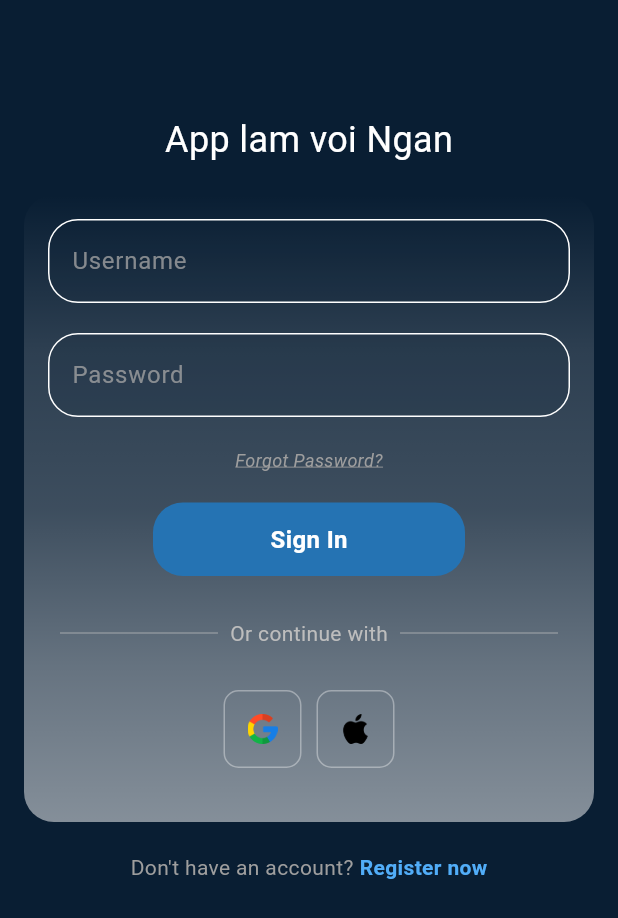
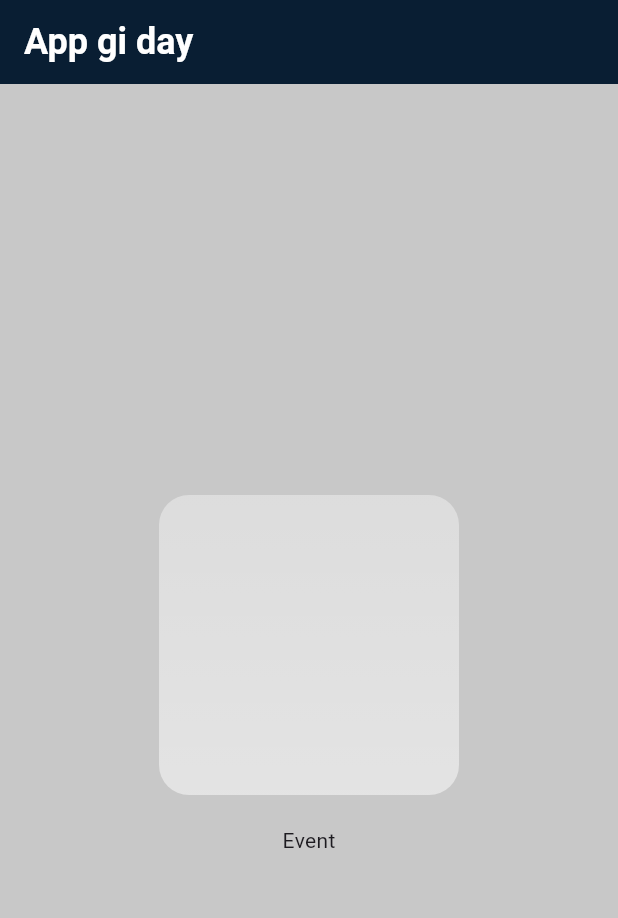
Before and after one commit to FanchonSora/Event-Management-Web, a Flutter app: the screen it shows after launch, on a phone screen of 412 x 824 dp. Shown: the top 918 px of the screen. Run offline on Flutter 3.47's test engine with Material 3 defaults, Android fonts, the phone set to English and light mode, and no system bars; our stand-ins replace geolocator, logger.

Commit message:
added home page

```diff
--- a/mobile/lib/main.dart
+++ b/mobile/lib/main.dart
@@ -1,5 +1,7 @@
 import 'package:flutter/material.dart';
 import 'package:mobile/pages/login_page.dart';
+import 'package:mobile/logging.dart';
+import 'package:mobile/pages/home_page.dart';
 
 void main() {
   runApp(const MyApp());
@@ -16,7 +18,7 @@ class MyApp extends StatelessWidget {
         colorScheme: ColorScheme.fromSeed(seedColor: Colors.deepPurple),
         useMaterial3: true,
       ),
-      home: LoginPage(),
+      home: const HomePage(),
     );
   }
 }
--- /dev/null
+++ b/mobile/lib/pages/home_page.dart
@@ -0,0 +1,60 @@
+import 'package:flutter/material.dart';
+import 'package:flutter/widgets.dart';
+
+class HomePage extends StatelessWidget {
+  const HomePage({super.key});
+
+  @override
+  Widget build(BuildContext context) {
+    return Scaffold(
+      appBar: AppBar(
+        title: const Text(
+          'App gi day',
+          style: TextStyle(
+            color: Colors.white,
+            fontSize: 24,
+            fontWeight: FontWeight.bold,
+          ),
+        ),
+        backgroundColor: const Color.fromARGB(255, 9, 30, 51),
+      ),
+      body: Container(
+        color: const Color.fromARGB(255, 200, 200, 200), // Set the entire background to grey
+        padding: const EdgeInsets.all(16.0),
+        child: Center(
+          child: SingleChildScrollView(
+            child: Column(
+              mainAxisAlignment: MainAxisAlignment.center,
+              children: <Widget>[
+                const SizedBox(height: 20),
+                Container(
+                  decoration: const BoxDecoration(
+                    gradient: LinearGradient(
+                      begin: Alignment.topCenter,
+                      end: Alignment.bottomCenter,
+                      colors: [
+
+                        Color.fromARGB(96, 255, 255, 255),
+                        Color.fromARGB(128, 255, 255, 255)
+                      ],
+                    ),
+                    borderRadius: BorderRadius.all(Radius.circular(20)),
+                  ),
+                  child: const SizedBox(height: 200, width: 200),
+                ),
+                const SizedBox(height: 20),
+                const Text('Event',)
+              ],
+            ),
+          ),
+        ),
+      ),
+    );
+  }
+}
+
+void main() {
+  runApp(const MaterialApp(
+    home: HomePage(),
+  ));
+}
--- a/mobile/lib/pages/login_page.dart
+++ b/mobile/lib/pages/login_page.dart
@@ -17,7 +17,7 @@ class LoginPage extends StatelessWidget {
   @override
   Widget build(BuildContext context) {
     return Scaffold(
-      backgroundColor: Color.fromARGB(255, 9, 30, 51),
+      backgroundColor: const Color.fromARGB(255, 9, 30, 51),
       body: SafeArea(
         child: SingleChildScrollView(
           child: Center(
```
